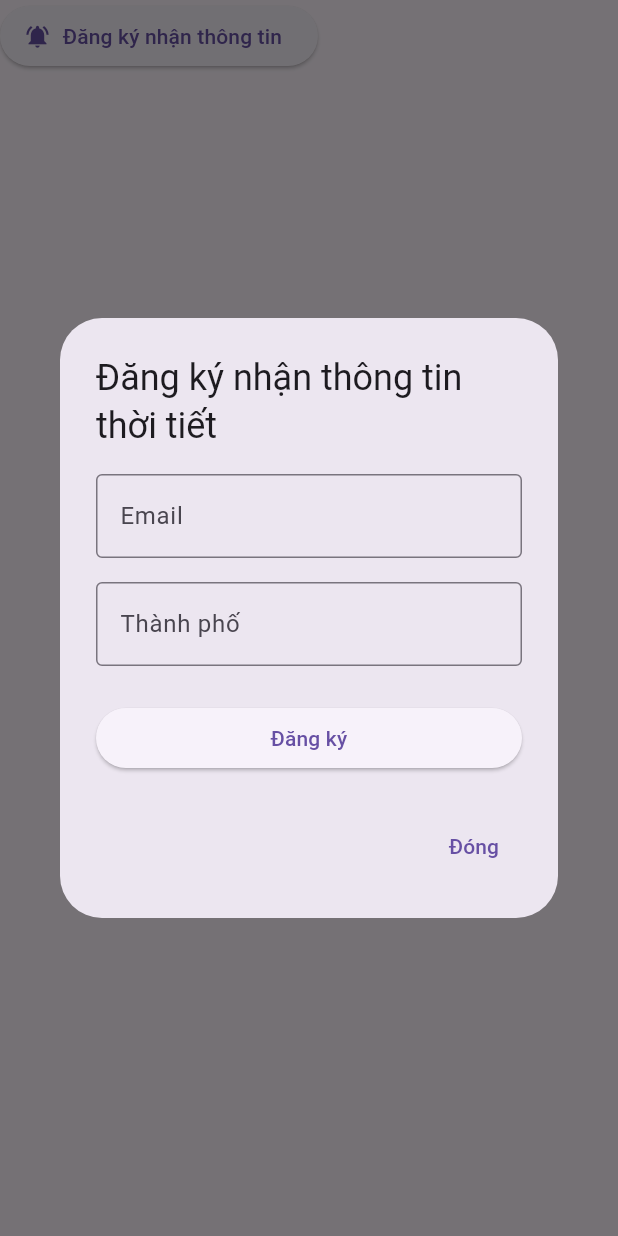
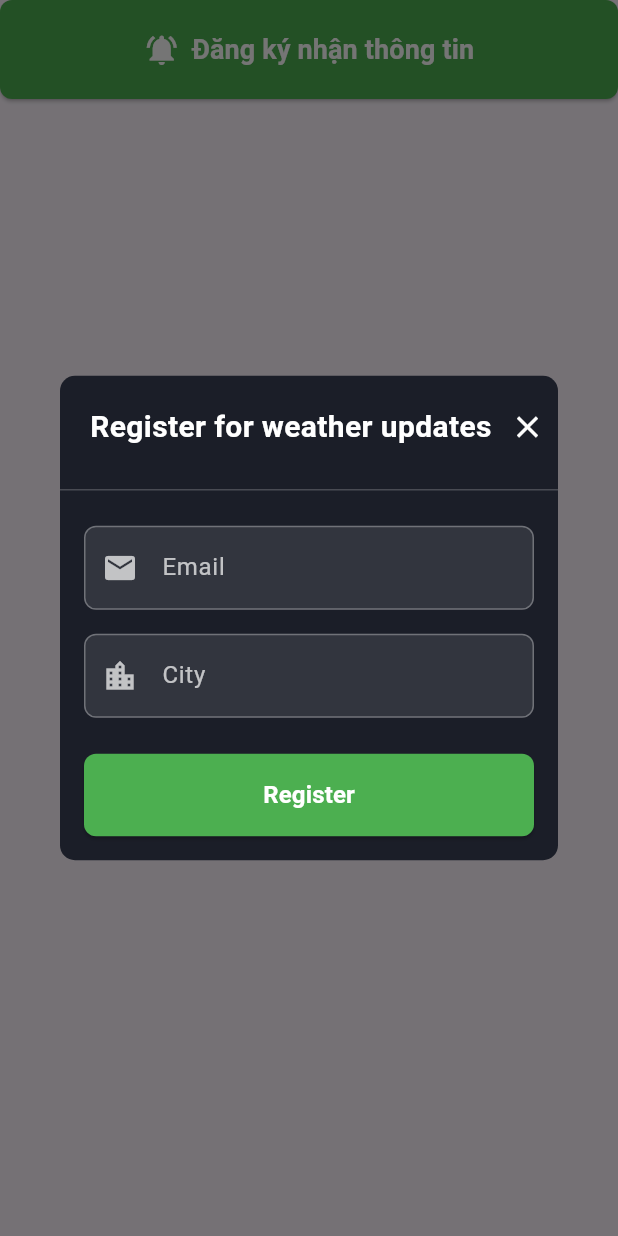
Before and after one commit to bone204/weather_app, a Flutter app: the SubscribeButton widget shown alone on an empty page, opened directly, after a tap on "Đăng ký nhận thông tin", on a phone screen of 412 x 824 dp. Run offline on Flutter 3.47's test engine with Material 3 defaults, Android fonts, the phone set to English and light mode, and no system bars; our stand-ins replace cloud_functions, firebase_core, flutter_dotenv, geolocator, shared_preferences; missing offline and left inert: dart:html; accounts and stored records are empty.

Commit message:
update UI

```diff
--- a/lib/main.dart
+++ b/lib/main.dart
@@ -28,6 +28,7 @@ class MyApp extends StatelessWidget {
           visualDensity: VisualDensity.adaptivePlatformDensity,
         ),
         home: const HomeView(),
+        debugShowCheckedModeBanner: false,
       ),
     );
   }
--- a/lib/widgets/history_button.dart
+++ b/lib/widgets/history_button.dart
@@ -116,7 +116,7 @@ class HistoryButton extends StatelessWidget {
         },
         style: ElevatedButton.styleFrom(
           // ignore: deprecated_member_use
-          backgroundColor: AppColors.green,
+          backgroundColor: AppColors.blue,
           padding: const EdgeInsets.symmetric(vertical: 20),
           shape: RoundedRectangleBorder(
             borderRadius: BorderRadius.circular(8),
--- a/lib/widgets/subscribe_button.dart
+++ b/lib/widgets/subscribe_button.dart
@@ -1,5 +1,6 @@
 import 'package:flutter/material.dart';
 import 'subscription_form.dart';
+import '../colors/colors.dart';
 
 class SubscribeButton extends StatelessWidget {
   const SubscribeButton({Key? key}) : super(key: key);
@@ -8,17 +9,46 @@ class SubscribeButton extends StatelessWidget {
     showDialog(
       context: context,
       builder: (BuildContext context) {
-        return AlertDialog(
-          title: const Text('Đăng ký nhận thông tin thời tiết'),
-          content: const SingleChildScrollView(
-            child: SubscriptionForm(),
+        return Dialog(
+          backgroundColor: Colors.transparent,
+          child: Container(
+            width: 400,
+            decoration: BoxDecoration(
+              color: AppColors.black,
+              borderRadius: BorderRadius.circular(10),
+            ),
+            child: Column(
+              mainAxisSize: MainAxisSize.min,
+              children: [
+                Padding(
+                  padding: const EdgeInsets.only(left: 20, right: 5, top: 10, bottom: 10),
+                  child: Row(
+                    mainAxisAlignment: MainAxisAlignment.spaceBetween,
+                    children: [
+                      const Text(
+                        'Register for weather updates',
+                        style: TextStyle(
+                          color: AppColors.white,
+                          fontSize: 20,
+                          fontWeight: FontWeight.bold,
+                        ),
+                      ),
+                      IconButton(
+                        icon: const Icon(Icons.close, color: AppColors.white),
+                        onPressed: () => Navigator.pop(context),
+                      ),
+                    ],
+                  ),
+                ),
+                // ignore: deprecated_member_use
+                Divider(color: AppColors.white.withOpacity(0.2)),
+                const Padding(
+                  padding: EdgeInsets.all(16.0),
+                  child: SubscriptionForm(),
+                ),
+              ],
+            ),
           ),
-          actions: [
-            TextButton(
-              onPressed: () => Navigator.of(context).pop(),
-              child: const Text('Đóng'),
-            ),
-          ],
         );
       },
     );
@@ -26,10 +56,33 @@ class SubscribeButton extends StatelessWidget {
 
   @override
   Widget build(BuildContext context) {
-    return ElevatedButton.icon(
-      onPressed: () => _showSubscriptionDialog(context),
-      icon: const Icon(Icons.notifications_active),
-      label: const Text('Đăng ký nhận thông tin'),
+    return SizedBox(
+      width: double.infinity,
+      child: ElevatedButton(
+        onPressed: () => _showSubscriptionDialog(context),
+        style: ElevatedButton.styleFrom(
+          backgroundColor: AppColors.green,
+          padding: const EdgeInsets.symmetric(vertical: 20),
+          shape: RoundedRectangleBorder(
+            borderRadius: BorderRadius.circular(8),
+          ),
+        ),
+        child: const Row(
+          mainAxisAlignment: MainAxisAlignment.center,
+          children: [
+            Icon(Icons.notifications_active, color: AppColors.white, size: 24),
+            SizedBox(width: 8),
+            Text(
+              'Đăng ký nhận thông tin',
+              style: TextStyle(
+                color: AppColors.white,
+                fontSize: 18,
+                fontWeight: FontWeight.bold,
+              ),
+            ),
+          ],
+        ),
+      ),
     );
   }
 }
--- a/lib/widgets/subscription_form.dart
+++ b/lib/widgets/subscription_form.dart
@@ -1,5 +1,8 @@
+// ignore_for_file: deprecated_member_use
+
 import 'package:flutter/material.dart';
 import '../services/subscription_service.dart';
+import '../colors/colors.dart';
 
 class SubscriptionForm extends StatefulWidget {
   const SubscriptionForm({Key? key}) : super(key: key);
@@ -56,11 +59,28 @@ class _SubscriptionFormState extends State<SubscriptionForm> {
         children: [
           TextFormField(
             controller: _emailController,
-            decoration: const InputDecoration(
+            decoration: InputDecoration(
               labelText: 'Email',
-              border: OutlineInputBorder(),
+              labelStyle: TextStyle(color: AppColors.white.withOpacity(0.7)),
+              border: OutlineInputBorder(
+                borderRadius: BorderRadius.circular(8),
+                borderSide: BorderSide(color: AppColors.white.withOpacity(0.3)),
+              ),
+              enabledBorder: OutlineInputBorder(
+                borderRadius: BorderRadius.circular(8),
+                borderSide: BorderSide(color: AppColors.white.withOpacity(0.3)),
+              ),
+              focusedBorder: OutlineInputBorder(
+                borderRadius: BorderRadius.circular(8),
+                borderSide: const BorderSide(color: AppColors.green),
+              ),
               hintText: 'Nhập email của bạn',
+              hintStyle: TextStyle(color: AppColors.white.withOpacity(0.3)),
+              prefixIcon: Icon(Icons.email, color: AppColors.white.withOpacity(0.7)),
+              filled: true,
+              fillColor: AppColors.white.withOpacity(0.1),
             ),
+            style: const TextStyle(color: AppColors.white),
             keyboardType: TextInputType.emailAddress,
             validator: (value) {
               if (value == null || value.isEmpty) {
@@ -75,11 +95,28 @@ class _SubscriptionFormState extends State<SubscriptionForm> {
           const SizedBox(height: 16),
           TextFormField(
             controller: _cityController,
-            decoration: const InputDecoration(
-              labelText: 'Thành phố',
-              border: OutlineInputBorder(),
+            decoration: InputDecoration(
+              labelText: 'City',
+              labelStyle: TextStyle(color: AppColors.white.withOpacity(0.7)),
+              border: OutlineInputBorder(
+                borderRadius: BorderRadius.circular(8),
+                borderSide: BorderSide(color: AppColors.white.withOpacity(0.3)),
+              ),
+              enabledBorder: OutlineInputBorder(
+                borderRadius: BorderRadius.circular(8),
+                borderSide: BorderSide(color: AppColors.white.withOpacity(0.3)),
+              ),
+              focusedBorder: OutlineInputBorder(
+                borderRadius: BorderRadius.circular(8),
+                borderSide: const BorderSide(color: AppColors.green),
+              ),
               hintText: 'Nhập tên thành phố',
+              hintStyle: TextStyle(color: AppColors.white.withOpacity(0.3)),
+              prefixIcon: Icon(Icons.location_city, color: AppColors.white.withOpacity(0.7)),
+              filled: true,
+              fillColor: AppColors.white.withOpacity(0.1),
             ),
+            style: const TextStyle(color: AppColors.white),
             validator: (value) {
               if (value == null || value.isEmpty) {
                 return 'Vui lòng nhập tên thành phố';
@@ -92,13 +129,31 @@ class _SubscriptionFormState extends State<SubscriptionForm> {
             width: double.infinity,
             child: ElevatedButton(
               onPressed: _isLoading ? null : _submitForm,
+              style: ElevatedButton.styleFrom(
+                backgroundColor: AppColors.green,
+                padding: const EdgeInsets.symmetric(vertical: 16),
+                shape: RoundedRectangleBorder(
+                  borderRadius: BorderRadius.circular(8),
+                ),
+                disabledBackgroundColor: AppColors.green.withOpacity(0.5),
+              ),
               child: _isLoading
                   ? const SizedBox(
                       height: 20,
                       width: 20,
-                      child: CircularProgressIndicator(strokeWidth: 2),
+                      child: CircularProgressIndicator(
+                        strokeWidth: 2,
+                        valueColor: AlwaysStoppedAnimation<Color>(AppColors.white),
+                      ),
                     )
-                  : const Text('Đăng ký'),
+                  : const Text(
+                      'Register',
+                      style: TextStyle(
+                        fontSize: 16,
+                        fontWeight: FontWeight.bold,
+                        color: AppColors.white,
+                      ),
+                    ),
             ),
           ),
         ],
```
